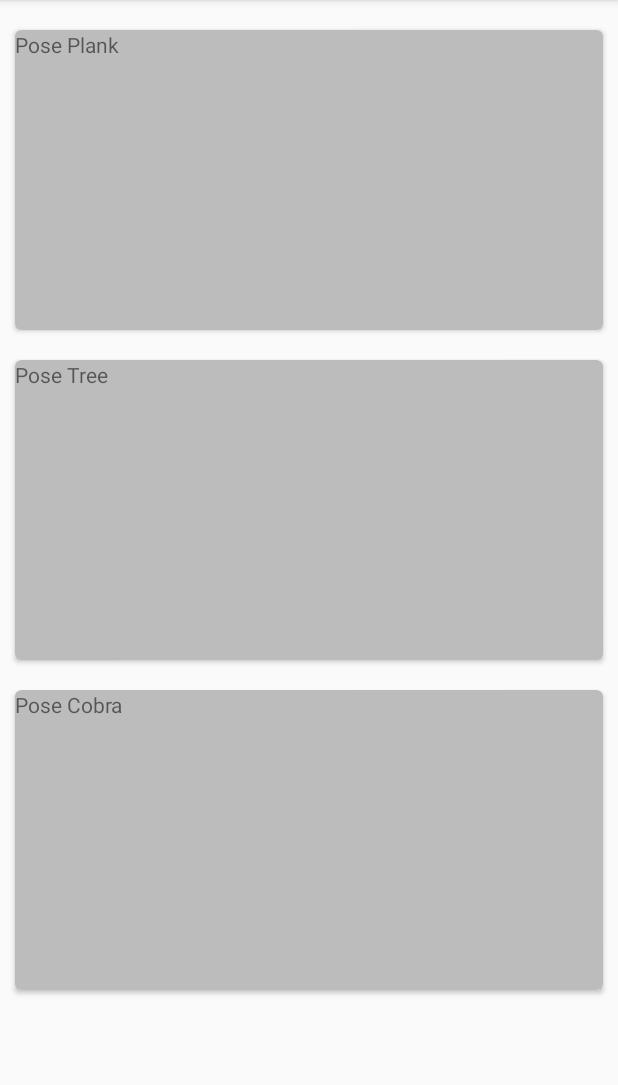
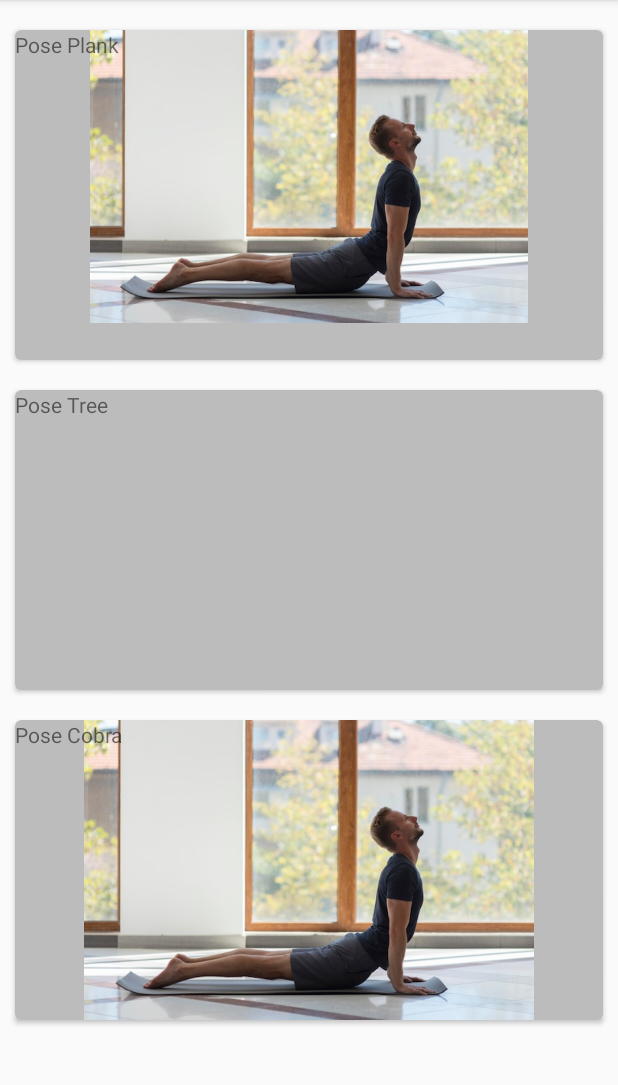
Before and after one commit to nichokevin/Skripsi, an Android app: the screen it shows after launch (MainActivity), on a phone screen of 412 x 824 dp, the part 84-1169 px from its top. Run offline under Robolectric (Android 15) with nearby library versions, the phone set to English and light mode, and no system bars.

Commit message:
add image

```diff
--- a/app/src/main/res/layout/activity_main.xml
+++ b/app/src/main/res/layout/activity_main.xml
@@ -9,7 +9,7 @@
     <androidx.cardview.widget.CardView
         android:id="@+id/card_view"
         android:layout_width="0dp"
-        android:layout_height="200dp"
+        android:layout_height="220dp"
         android:layout_gravity="center"
         android:layout_marginStart="10dp"
         android:layout_marginTop="20dp"
@@ -24,14 +24,14 @@
         <ImageView
             android:id="@+id/Gpose1"
             android:layout_width="wrap_content"
-            android:layout_height="wrap_content"
-            />
+            android:layout_height="195dp"
+            android:src="@drawable/cobra" />
 
         <TextView
             android:id="@+id/pose1"
             android:layout_width="match_parent"
             android:layout_height="match_parent"
-            android:text="@string/plank"/>
+            android:text="@string/plank" />
 
     </androidx.cardview.widget.CardView>
 
@@ -83,6 +83,7 @@
             android:id="@+id/Gpose3"
             android:layout_width="wrap_content"
             android:layout_height="wrap_content"
+            android:src="@drawable/cobra"
             />
 
         <TextView
```
Also changed, not shown: app/src/main/res/drawable-v24/cobra.jpg (added).
